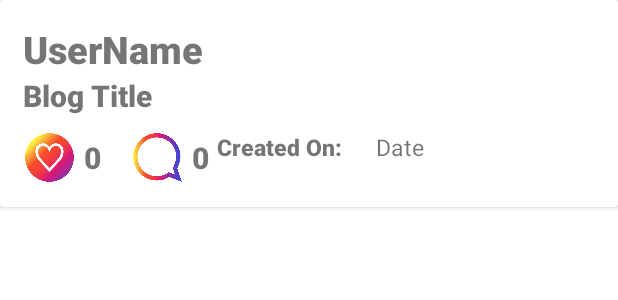
After one commit to VarunS5/BlogApplication, an Android app: the layout blog_list_item.xml on its own in the app's theme, with its tools: preview values and no code run, on a phone screen of 412 x 824 dp. The commit adds this screen. Shown: the top 300 px of the screen. Run offline under Robolectric (Android 15) with nearby library versions, the phone set to English and light mode, and no system bars.

Commit message:
Logic to add UI for the mainActivity and the recyclerAdapter

```diff
--- a/app/build.gradle
+++ b/app/build.gradle
@@ -37,6 +37,8 @@ dependencies {
     implementation 'androidx.appcompat:appcompat:1.4.1'
     implementation 'com.google.android.material:material:1.5.0'
     implementation 'androidx.constraintlayout:constraintlayout:2.1.3'
+    implementation 'com.squareup.retrofit2:retrofit:2.7.2'
+    implementation 'com.squareup.retrofit2:converter-gson:2.7.2'
     testImplementation 'junit:junit:4.13.2'
     androidTestImplementation 'androidx.test.ext:junit:1.1.3'
     androidTestImplementation 'androidx.test.espresso:espresso-core:3.4.0'
--- /dev/null
+++ b/app/src/main/java/com/example/blogapplication/adapter/BlogAdapter.kt
@@ -0,0 +1,4 @@
+package com.example.blogapplication.adapter
+
+class BlogAdapter {
+}
--- /dev/null
+++ b/app/src/main/res/layout/blog_list_item.xml
@@ -0,0 +1,93 @@
+<?xml version="1.0" encoding="utf-8"?>
+<androidx.cardview.widget.CardView xmlns:android="http://schemas.android.com/apk/res/android"
+    xmlns:tools="http://schemas.android.com/tools"
+    android:orientation="vertical"
+    android:layout_width="match_parent"
+    android:layout_height="wrap_content">
+    <LinearLayout
+        android:layout_width="match_parent"
+        android:layout_height="wrap_content"
+        android:padding="15sp"
+        android:orientation="vertical">
+        <TextView
+            android:layout_width="wrap_content"
+            android:layout_height="wrap_content"
+            android:id="@+id/user_name"
+            android:text="@string/username"
+            android:textSize="25sp"
+            android:fontFamily="sans-serif-black"/>
+        <TextView
+            android:layout_width="wrap_content"
+            android:layout_height="wrap_content"
+            android:id="@+id/blog_title"
+            android:text="@string/blog_title"
+            android:textSize="20sp"
+            android:paddingBottom="10sp"
+            android:fontFamily="sans-serif-black"/>
+
+        <LinearLayout
+            android:layout_width="match_parent"
+            android:layout_height="wrap_content"
+            android:orientation="horizontal">
+            <LinearLayout
+                android:layout_width="wrap_content"
+                android:layout_height="wrap_content"
+                android:orientation="horizontal"
+                android:id="@+id/like_layout"
+                android:gravity="center">
+            <ImageView
+                android:layout_width="35sp"
+                android:layout_height="35sp"
+                android:src="@drawable/like_shape_2"/>
+            <TextView
+                android:layout_width="wrap_content"
+                android:layout_height="wrap_content"
+                android:id="@+id/like_count"
+                android:paddingLeft="5sp"
+                android:fontFamily="sans-serif-black"
+                android:textSize="20sp"
+                android:text="0"/>
+            </LinearLayout>
+            <LinearLayout
+                android:layout_width="wrap_content"
+                android:layout_height="wrap_content"
+                android:orientation="horizontal"
+                android:paddingLeft="20sp"
+                android:gravity="center"
+                android:id="@+id/comment_layout">
+                <ImageView
+                    android:layout_width="35sp"
+                    android:layout_height="35sp"
+                    android:src="@drawable/chat_shape"/>
+                <TextView
+                    android:layout_width="wrap_content"
+                    android:layout_height="wrap_content"
+                    android:id="@+id/comment_count"
+                    android:text="0"
+                    android:textSize="20sp"
+                    android:paddingLeft="5sp"
+                    android:fontFamily="sans-serif-black"/>
+            </LinearLayout>
+            <TextView
+                android:layout_width="wrap_content"
+                android:layout_height="wrap_content"
+                android:text="@string/created_at"
+                android:textSize="15sp"
+                android:paddingLeft="5sp"
+                android:layout_weight="1"
+                android:fontFamily="sans-serif-black"/>
+            <TextView
+                android:layout_width="wrap_content"
+                android:layout_height="wrap_content"
+                android:text="@string/date"
+                android:textSize="15sp"
+                android:layout_weight="5"
+                android:fontFamily="sans-serif"/>
+
+        </LinearLayout>
+
+
+
+    </LinearLayout>
+
+</androidx.cardview.widget.CardView>
--- a/app/src/main/res/values/strings.xml
+++ b/app/src/main/res/values/strings.xml
@@ -1,3 +1,7 @@
 <resources>
     <string name="app_name">Blog Application</string>
+    <string name="username">UserName</string>
+    <string name="blog_title">Blog Title</string>
+    <string name="date">Date</string>
+    <string name="created_at">Created On:</string>
 </resources>
```
Also changed, not shown: app/src/main/java/com/example/blogapplication/api/Api.kt (added, +24 -0 lines), app/src/main/java/com/example/blogapplication/model/Blog.kt (added, +20 -0 lines), app/src/main/res/layout/activity_main.xml (+6 -10 lines), app/src/main/res/drawable/chat_shape.png (added), app/src/main/res/drawable/like_shape_2.png (added), 1 other file.
